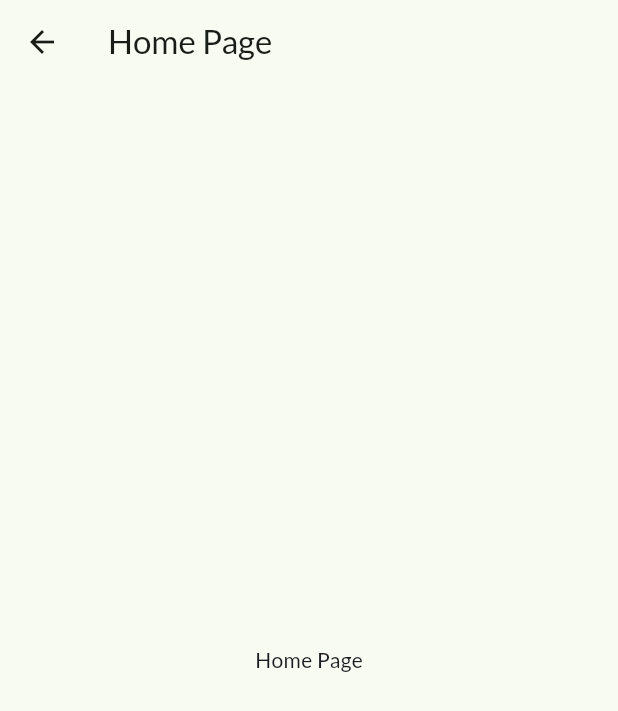
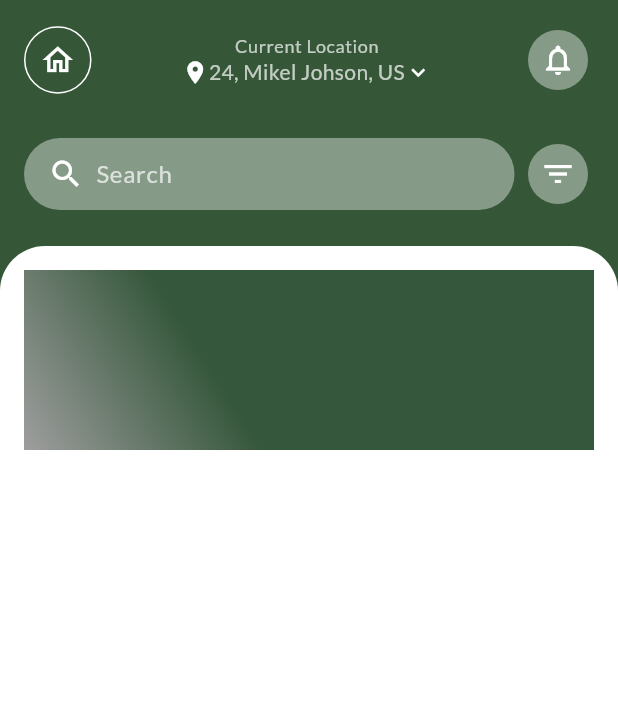
Before and after one commit to techusman-codes/real_estate_UI, a Flutter app: the HomePage screen opened directly, on a phone screen of 412 x 824 dp. Shown: the top 711 px of the screen. Run offline on Flutter 3.47's test engine with Material 3 defaults, Android fonts, the phone set to English and light mode, and no system bars; our stand-ins replace google_fonts.

Commit message:
fixed and updated the home screen

```diff
--- a/lib/screens/home.dart
+++ /dev/null
@@ -1,14 +0,0 @@
-import 'package:flutter/material.dart';
-
-class HomePage extends StatelessWidget {
-  const HomePage({super.key});
-
-  @override
-  Widget build(BuildContext context) {
-    return Scaffold(
-      appBar: AppBar(title: Text("Home Page")),
-
-      body: Center(child: Text("Home Page")),
-    );
-  }
-}
--- /dev/null
+++ b/lib/screens/home_sreen.dart
@@ -0,0 +1,158 @@
+import 'package:flutter/material.dart';
+
+class HomePage extends StatefulWidget {
+  const HomePage({super.key});
+
+  @override
+  State<HomePage> createState() => _HomePageState();
+}
+
+class _HomePageState extends State<HomePage> {
+  @override
+  Widget build(BuildContext context) {
+    final theme = Theme.of(context);
+    return Scaffold(
+      backgroundColor: theme.primaryColor,
+      body: SafeArea(
+        child: Column(
+          children: [
+            Padding(
+              padding: const EdgeInsets.all(16.0),
+              child: Row(
+                children: [
+                  // App Bar
+
+                  // container
+                  Container(
+                    width: 45,
+                    height: 45,
+                    decoration: BoxDecoration(
+                      shape: BoxShape.circle,
+                      color: theme.primaryColor,
+                      border: Border.all(color: Colors.white),
+                    ),
+                    child: Icon(Icons.home_outlined, color: Colors.white),
+                  ),
+                  const Spacer(),
+                  Column(
+                    mainAxisAlignment: MainAxisAlignment.center,
+                    children: [
+                      Text(
+                        "Current Location",
+                        style: theme.textTheme.bodySmall?.copyWith(
+                          color: Colors.white.withOpacity(0.7),
+                        ),
+                      ),
+                      Row(
+                        children: [
+                          Icon(
+                            Icons.location_on,
+                            color: Colors.white,
+                            size: 18,
+                          ),
+                          Text(
+                            "24, Mikel Johson, US",
+                            style: theme.textTheme.bodyMedium?.copyWith(
+                              color: Colors.white.withOpacity(0.7),
+                            ),
+                          ),
+                          Icon(
+                            Icons.keyboard_arrow_down,
+                            color: Colors.white,
+                            size: 18,
+                          ),
+                        ],
+                      ),
+                    ],
+                  ),
+                  const Spacer(),
+                  IconButton(
+                    onPressed: () {},
+                    icon: Icon(Icons.notifications_none, color: Colors.white),
+                    style: ElevatedButton.styleFrom(
+                      backgroundColor: Colors.white.withOpacity(0.4),
+                    ),
+                  ),
+                ],
+              ),
+            ),
+            SizedBox(height: 12),
+
+            Padding(
+              padding: const EdgeInsets.symmetric(horizontal: 16),
+              child: Row(
+                children: [
+                  Expanded(
+                    child: Container(
+                      padding: const EdgeInsets.symmetric(horizontal: 16),
+                      decoration: BoxDecoration(
+                        color: Colors.white.withOpacity(0.4),
+                        borderRadius: BorderRadius.circular(30),
+                      ),
+
+                      child: Row(
+                        children: [
+                          Icon(Icons.search, color: Colors.white),
+                          const SizedBox(width: 8),
+                          Expanded(
+                            child: TextField(
+                              style: TextStyle(color: Colors.white),
+                              decoration: InputDecoration(
+                                hintText: "Search",
+                                hintStyle: TextStyle(
+                                  color: Colors.white.withOpacity(0.7),
+                                ),
+                                border: InputBorder.none,
+                              ),
+                            ),
+                          ),
+                        ],
+                      ),
+                    ),
+                  ),
+                  const SizedBox(width: 5),
+                  IconButton(
+                    onPressed: () {},
+                    icon: Icon(Icons.filter_list, color: Colors.white),
+                    style: ElevatedButton.styleFrom(
+                      backgroundColor: Colors.white.withOpacity(0.4),
+                    ),
+                  ),
+                ],
+              ),
+            ),
+
+            const SizedBox(height: 24),
+            Expanded(
+              child: Container(
+                decoration: BoxDecoration(
+                  color: Colors.white,
+                  borderRadius: BorderRadius.only(
+                    topLeft: Radius.circular(30),
+                    topRight: Radius.circular(30),
+                  ),
+                ),
+                child: ListView(
+                  padding: const EdgeInsets.all(16),
+                  children: [
+                    Container(
+                      height: 120,
+                      decoration: BoxDecoration(
+                        gradient: LinearGradient(
+                          begin: Alignment.topCenter,
+                          end: Alignment.bottomLeft,
+                          stops: [0.4, 1],
+                          colors: [Color(0xff35573b), Colors.grey],
+                        ),
+                      ),
+                    ),
+                  ],
+                ),
+              ),
+            ),
+          ],
+        ),
+      ),
+    );
+  }
+}
--- a/lib/screens/onbaording_screen.dart
+++ b/lib/screens/onbaording_screen.dart
@@ -1,5 +1,5 @@
 import 'package:flutter/material.dart';
-import 'package:real_estate_app/screens/home.dart';
+import 'package:real_estate_app/screens/home_sreen.dart';
 
 class OnbaordingScreen extends StatelessWidget {
   const OnbaordingScreen({super.key});
--- a/lib/screens/welome_screen.dart
+++ /dev/null
@@ -1,10 +0,0 @@
-import 'package:flutter/material.dart';
-
-class WelomeScreen extends StatelessWidget {
-  const WelomeScreen({super.key});
-
-  @override
-  Widget build(BuildContext context) {
-    return const Scaffold(body: Center(child: Text("Welcome Screen")));
-  }
-}
```
